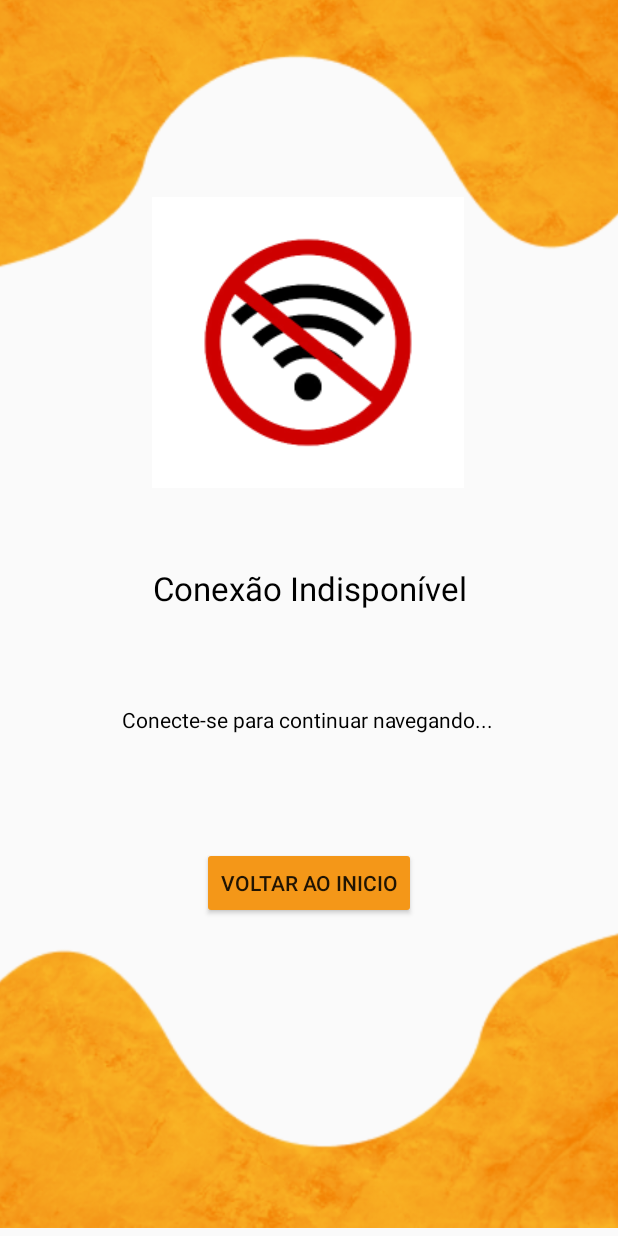
After one commit to Isabelaiff/Equality_Food_Android, an Android app: the telaSemInternet screen opened directly, with no data from a screen before it, on a phone screen of 412 x 824 dp. The commit adds this screen. Run offline under Robolectric (Android 15) with nearby library versions, the phone set to English and light mode, and no system bars.

Commit message:
subindo tela de sem internet

```diff
--- a/app/src/main/AndroidManifest.xml
+++ b/app/src/main/AndroidManifest.xml
@@ -13,6 +13,9 @@
         android:supportsRtl="true"
         android:theme="@style/Theme.AppCompat.DayNight.NoActionBar"
         tools:targetApi="31">
+        <activity
+            android:name=".telaSemInternet"
+            android:exported="false" />
         <activity
             android:name=".PoliticaPrivacidade"
             android:exported="false" />
--- /dev/null
+++ b/app/src/main/java/com/example/equalityfood/telaSemInternet.java
@@ -0,0 +1,14 @@
+package com.example.equalityfood;
+
+import androidx.appcompat.app.AppCompatActivity;
+
+import android.os.Bundle;
+
+public class telaSemInternet extends AppCompatActivity {
+
+    @Override
+    protected void onCreate(Bundle savedInstanceState) {
+        super.onCreate(savedInstanceState);
+        setContentView(R.layout.activity_tela_sem_internet);
+    }
+}
--- a/app/src/main/res/layout/activity_pagamento.xml
+++ b/app/src/main/res/layout/activity_pagamento.xml
@@ -219,6 +219,6 @@
         android:id="@+id/imageView8"
         android:layout_width="956dp"
         android:layout_height="346dp"
-        android:src="@drawable/group_6__1_" />
+        android:src="@drawable/footer" />
 
 </LinearLayout>
--- /dev/null
+++ b/app/src/main/res/layout/activity_tela_sem_internet.xml
@@ -0,0 +1,80 @@
+<?xml version="1.0" encoding="utf-8"?>
+<androidx.constraintlayout.widget.ConstraintLayout xmlns:android="http://schemas.android.com/apk/res/android"
+    xmlns:app="http://schemas.android.com/apk/res-auto"
+    xmlns:tools="http://schemas.android.com/tools"
+    android:layout_width="match_parent"
+    android:layout_height="match_parent"
+    tools:context=".telaSemInternet">
+
+    <ImageView
+        android:id="@+id/imageView3"
+        android:layout_width="wrap_content"
+        android:layout_height="wrap_content"
+        app:layout_constraintBottom_toBottomOf="parent"
+        app:layout_constraintEnd_toEndOf="parent"
+        app:layout_constraintHorizontal_bias="0.497"
+        app:layout_constraintStart_toStartOf="parent"
+        app:layout_constraintTop_toTopOf="parent"
+        app:layout_constraintVertical_bias="0.208"
+        app:srcCompat="@drawable/wifi" />
+
+    <TextView
+        android:id="@+id/textView"
+        android:layout_width="wrap_content"
+        android:layout_height="wrap_content"
+        android:text="Conexão Indisponível"
+        android:textColor="@color/black"
+        android:textSize="22dp"
+        app:layout_constraintBottom_toBottomOf="parent"
+        app:layout_constraintEnd_toEndOf="parent"
+        app:layout_constraintHorizontal_bias="0.502"
+        app:layout_constraintStart_toStartOf="parent"
+        app:layout_constraintTop_toBottomOf="@+id/imageView3"
+        app:layout_constraintVertical_bias="0.111" />
+
+    <TextView
+        android:id="@+id/textView2"
+        android:layout_width="wrap_content"
+        android:layout_height="wrap_content"
+        android:text="Conecte-se para continuar navegando..."
+        android:textColor="@color/black"
+        app:layout_constraintBottom_toBottomOf="parent"
+        app:layout_constraintEnd_toEndOf="parent"
+        app:layout_constraintHorizontal_bias="0.496"
+        app:layout_constraintStart_toStartOf="parent"
+        app:layout_constraintTop_toBottomOf="@+id/textView"
+        app:layout_constraintVertical_bias="0.159" />
+
+    <Button
+        android:id="@+id/button"
+        android:layout_width="wrap_content"
+        android:layout_height="wrap_content"
+        android:backgroundTint="#F49718"
+        android:text="VOLTAR AO INICIO"
+        app:layout_constraintBottom_toBottomOf="parent"
+        app:layout_constraintEnd_toEndOf="parent"
+        app:layout_constraintStart_toStartOf="parent"
+        app:layout_constraintTop_toBottomOf="@+id/textView2"
+        app:layout_constraintVertical_bias="0.262" />
+
+    <ImageView
+        android:id="@+id/imageView4"
+        android:layout_width="654dp"
+        android:layout_height="195dp"
+        app:layout_constraintBottom_toTopOf="@+id/imageView3"
+        app:layout_constraintEnd_toEndOf="parent"
+        app:layout_constraintStart_toStartOf="parent"
+        app:layout_constraintTop_toTopOf="parent"
+        app:layout_constraintVertical_bias="0.25"
+        app:srcCompat="@drawable/cabecalho" />
+
+    <ImageView
+        android:id="@+id/imageView5"
+        android:layout_width="600dp"
+        android:layout_height="200dp"
+        app:layout_constraintBottom_toBottomOf="parent"
+        app:layout_constraintEnd_toEndOf="parent"
+        app:layout_constraintStart_toStartOf="parent"
+        app:layout_constraintTop_toBottomOf="@+id/button"
+        app:srcCompat="@drawable/footer" />
+</androidx.constraintlayout.widget.ConstraintLayout>
```
Also changed, not shown: app/src/main/res/drawable/footer.png (renamed from app/src/main/res/drawable/group_6__1_.png), app/src/main/res/drawable/wifi.png (added).
